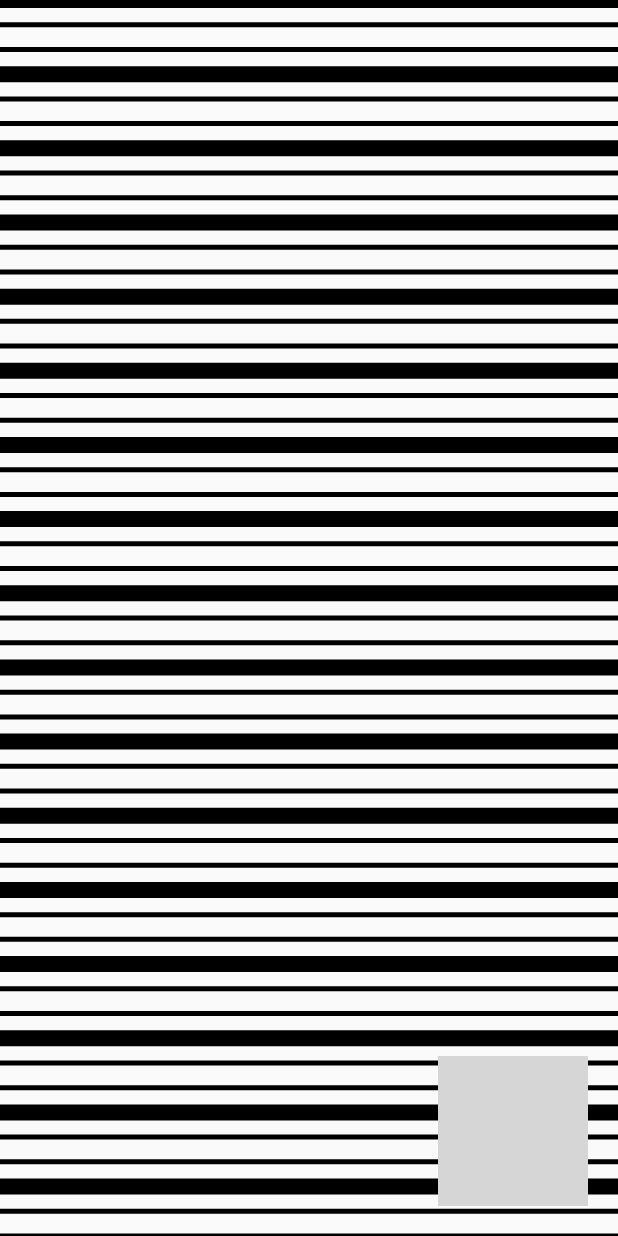
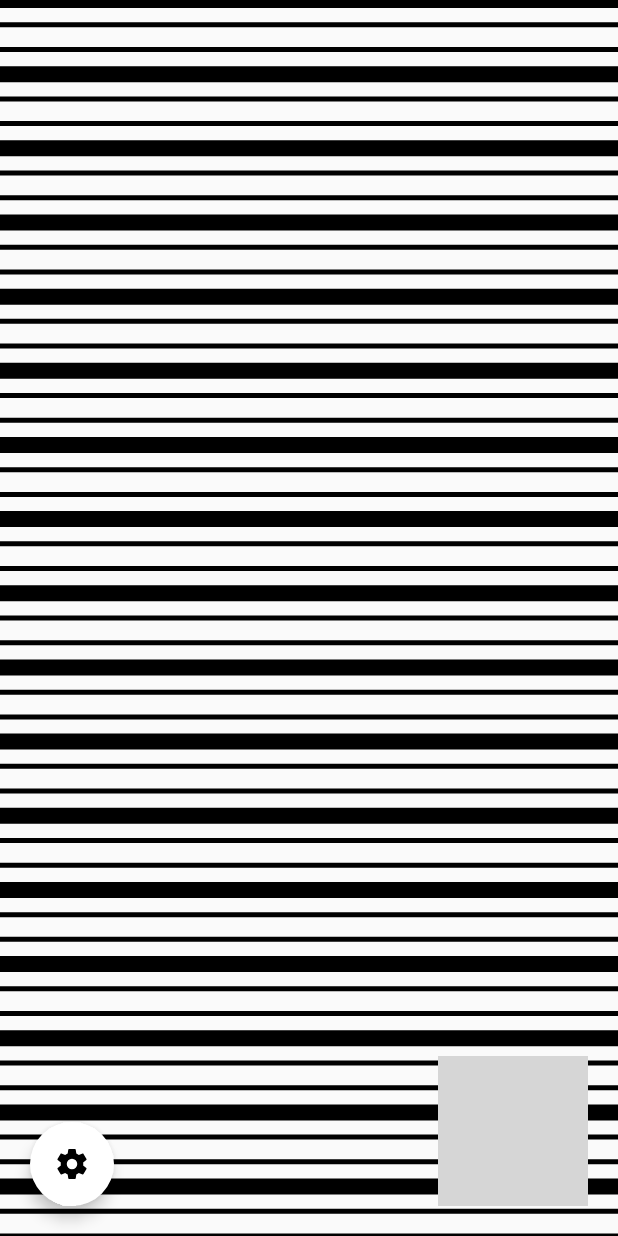
Before and after one commit to henkelmax/digital-dent-sail, an Android app: the screen it shows after launch (MainActivity), on a phone screen of 412 x 824 dp. Run offline under Robolectric (Android 15) with nearby library versions, the phone set to English and light mode, and no system bars; libraries missing offline, so code that uses them is left out: androidx.camera.core, androidx.camera.lifecycle, androidx.camera.view; plain views replace PreviewView; 3 statements that could not run were skipped; grey boxes are pictures that could not be loaded.

Commit message:
Add settings button

```diff
--- a/app/build.gradle
+++ b/app/build.gradle
@@ -44,4 +44,5 @@ dependencies {
     implementation 'com.jsibbold:zoomage:1.3.1'
 
     implementation 'com.github.duanhong169:colorpicker:1.1.6'
+    implementation 'com.google.android.material:material:1.1.0'
 }
--- a/app/src/main/java/de/maxhenkel/hagelapp/MainActivity.java
+++ b/app/src/main/java/de/maxhenkel/hagelapp/MainActivity.java
@@ -30,6 +30,7 @@ import androidx.camera.lifecycle.ProcessCameraProvider;
 import androidx.camera.view.PreviewView;
 import androidx.core.content.ContextCompat;
 
+import com.google.android.material.floatingactionbutton.FloatingActionButton;
 import com.google.common.util.concurrent.ListenableFuture;
 
 import java.io.File;
@@ -47,6 +48,7 @@ public class MainActivity extends AppCompatActivity {
 
     private ImageCapture imageCapture;
     private PreviewView previewView;
+    private FloatingActionButton settingsButton;
     private StripeView stripeView;
 
     @SuppressLint("SourceLockedOrientationActivity")
@@ -62,6 +64,7 @@ public class MainActivity extends AppCompatActivity {
         setRequestedOrientation(ActivityInfo.SCREEN_ORIENTATION_PORTRAIT);
         setContentView(R.layout.activity_main);
         previewView = findViewById(R.id.camera);
+        settingsButton = findViewById(R.id.settingsButton);
         stripeView = findViewById(R.id.stripeView);
 
         sharedPreferences = getSharedPreferences("settings", MODE_PRIVATE);
@@ -74,6 +77,8 @@ public class MainActivity extends AppCompatActivity {
             startActivity(new Intent(this, SettingsActivity.class));
             return true;
         });
+
+        settingsButton.setOnClickListener(v -> startActivity(new Intent(this, SettingsActivity.class)));
 
         stripeView.setOnClickListener(v -> {
             takePicture();
@@ -137,7 +142,7 @@ public class MainActivity extends AppCompatActivity {
     }
 
     public void takePicture() {
-        previewView.setVisibility(View.INVISIBLE);
+        hideControls(true);
         File file = createImageFile();
         ImageCapture.OutputFileOptions outputFileOptions = new ImageCapture.OutputFileOptions.Builder(file).build();
         imageCapture.takePicture(outputFileOptions, executor, new ImageCapture.OnImageSavedCallback() {
@@ -145,7 +150,7 @@ public class MainActivity extends AppCompatActivity {
             public void onImageSaved(@NonNull ImageCapture.OutputFileResults outputFileResults) {
                 runOnUiThread(() -> {
                     Toast.makeText(MainActivity.this, R.string.image_taken, Toast.LENGTH_LONG).show();
-                    previewView.setVisibility(View.VISIBLE);
+                    hideControls(false);
                     vibrate();
                     Intent intent = new Intent(MainActivity.this, ImageActivity.class);
                     intent.putExtra("path", file.getAbsolutePath());
@@ -176,6 +181,16 @@ public class MainActivity extends AppCompatActivity {
         }
     }
 
+    private void hideControls(boolean hide) {
+        if (hide) {
+            previewView.setVisibility(View.INVISIBLE);
+            settingsButton.setVisibility(View.INVISIBLE);
+        } else {
+            previewView.setVisibility(View.VISIBLE);
+            settingsButton.setVisibility(View.VISIBLE);
+        }
+    }
+
     @Override
     public void onRequestPermissionsResult(int requestCode, @NonNull String[] permissions, @NonNull int[] grantResults) {
         if (requestCode == PERMISSION_ID) {
--- /dev/null
+++ b/app/src/main/res/drawable-v24/settings.xml
@@ -0,0 +1,7 @@
+<vector xmlns:android="http://schemas.android.com/apk/res/android"
+    android:height="24dp"
+    android:width="24dp"
+    android:viewportWidth="24"
+    android:viewportHeight="24">
+    <path android:fillColor="#000" android:pathData="M12,15.5A3.5,3.5 0 0,1 8.5,12A3.5,3.5 0 0,1 12,8.5A3.5,3.5 0 0,1 15.5,12A3.5,3.5 0 0,1 12,15.5M19.43,12.97C19.47,12.65 19.5,12.33 19.5,12C19.5,11.67 19.47,11.34 19.43,11L21.54,9.37C21.73,9.22 21.78,8.95 21.66,8.73L19.66,5.27C19.54,5.05 19.27,4.96 19.05,5.05L16.56,6.05C16.04,5.66 15.5,5.32 14.87,5.07L14.5,2.42C14.46,2.18 14.25,2 14,2H10C9.75,2 9.54,2.18 9.5,2.42L9.13,5.07C8.5,5.32 7.96,5.66 7.44,6.05L4.95,5.05C4.73,4.96 4.46,5.05 4.34,5.27L2.34,8.73C2.21,8.95 2.27,9.22 2.46,9.37L4.57,11C4.53,11.34 4.5,11.67 4.5,12C4.5,12.33 4.53,12.65 4.57,12.97L2.46,14.63C2.27,14.78 2.21,15.05 2.34,15.27L4.34,18.73C4.46,18.95 4.73,19.03 4.95,18.95L7.44,17.94C7.96,18.34 8.5,18.68 9.13,18.93L9.5,21.58C9.54,21.82 9.75,22 10,22H14C14.25,22 14.46,21.82 14.5,21.58L14.87,18.93C15.5,18.67 16.04,18.34 16.56,17.94L19.05,18.95C19.27,19.03 19.54,18.95 19.66,18.73L21.66,15.27C21.78,15.05 21.73,14.78 21.54,14.63L19.43,12.97Z" />
+</vector>
--- a/app/src/main/res/layout/activity_main.xml
+++ b/app/src/main/res/layout/activity_main.xml
@@ -23,7 +23,19 @@
         android:layout_marginBottom="20dp"
         android:importantForAccessibility="no"
         app:layout_constraintBottom_toBottomOf="parent"
-        app:layout_constraintEnd_toEndOf="parent">
-    </androidx.camera.view.PreviewView>/>
+        app:layout_constraintEnd_toEndOf="parent"
+        android:elevation="6dp"/>
+
+    <com.google.android.material.floatingactionbutton.FloatingActionButton
+        android:id="@+id/settingsButton"
+        android:layout_width="wrap_content"
+        android:layout_height="wrap_content"
+        app:layout_constraintBottom_toBottomOf="parent"
+        app:layout_constraintStart_toStartOf="parent"
+        android:src="@drawable/settings"
+        android:layout_margin="20dp"
+        android:backgroundTint="@android:color/white"
+        app:borderWidth="0dp"
+        android:elevation="6dp"/>
 
 </androidx.constraintlayout.widget.ConstraintLayout>
```
